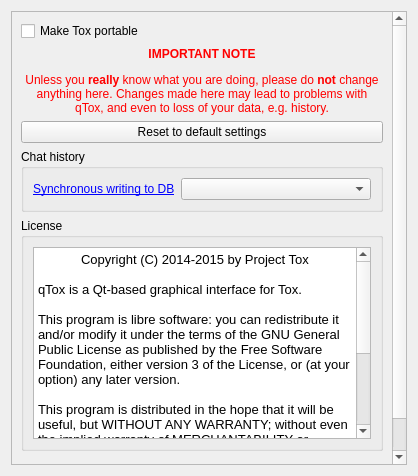
This is src/widget/form/settings/advancedsettings.ui in qTox/qTox as Qt 5 draws it before an edit. The edited form follows.
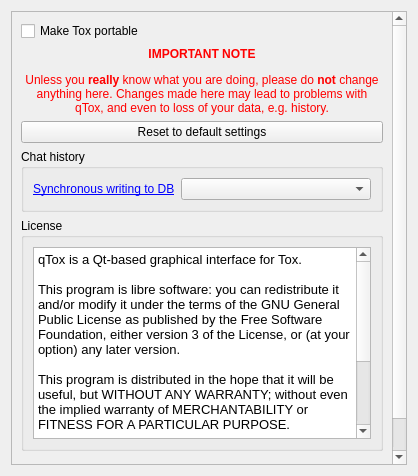
This is the edited form. Custom widgets are drawn as their Qt base class.

Commit message:
Fix incorrect copyright headers
The qTox Project is not associated with the Tox Project in any ways, with the exception of "qTox" using the Tox Projet's "toxcore" collection of libraries.
In particular, the Tox Projet does not own copyright over the qTox Project's "qTox" collection of software, source code, and assets.
The qTox Project's assets are under the sole copyright of the qTox contributors, and no partiular rights are granted to the Tox Project.

Patch:
```diff
--- a/src/widget/form/settings/advancedsettings.ui
+++ b/src/widget/form/settings/advancedsettings.ui
@@ -25,7 +25,7 @@
         <x>0</x>
         <y>0</y>
         <width>384</width>
-        <height>515</height>
+        <height>510</height>
        </rect>
       </property>
       <layout class="QVBoxLayout" name="verticalLayout_2">
@@ -122,20 +122,18 @@
              <string>&lt;!DOCTYPE HTML PUBLIC &quot;-//W3C//DTD HTML 4.0//EN&quot; &quot;http://www.w3.org/TR/REC-html40/strict.dtd&quot;&gt;
 &lt;html&gt;&lt;head&gt;&lt;meta name=&quot;qrichtext&quot; content=&quot;1&quot; /&gt;&lt;style type=&quot;text/css&quot;&gt;
 p, li { white-space: pre-wrap; }
-&lt;/style&gt;&lt;/head&gt;&lt;body style=&quot; font-family:'Ubuntu'; font-size:10pt; font-weight:400; font-style:normal;&quot;&gt;
-&lt;p align=&quot;center&quot; style=&quot; margin-top:0px; margin-bottom:0px; margin-left:0px; margin-right:0px; -qt-block-indent:0; text-indent:0px;&quot;&gt;Copyright (C) 2014-2015 by Project Tox&lt;/p&gt;
-&lt;p align=&quot;center&quot; style=&quot;-qt-paragraph-type:empty; margin-top:0px; margin-bottom:0px; margin-left:0px; margin-right:0px; -qt-block-indent:0; text-indent:0px;&quot;&gt;&lt;br /&gt;&lt;/p&gt;
-&lt;p style=&quot; margin-top:0px; margin-bottom:0px; margin-left:0px; margin-right:0px; -qt-block-indent:0; text-indent:0px;&quot;&gt;qTox is a Qt-based graphical interface for Tox.&lt;/p&gt;
-&lt;p style=&quot;-qt-paragraph-type:empty; margin-top:0px; margin-bottom:0px; margin-left:0px; margin-right:0px; -qt-block-indent:0; text-indent:0px;&quot;&gt;&lt;br /&gt;&lt;/p&gt;
-&lt;p style=&quot; margin-top:0px; margin-bottom:0px; margin-left:0px; margin-right:0px; -qt-block-indent:0; text-indent:0px;&quot;&gt;This program is libre software: you can redistribute it and/or modify it under the terms of the GNU General Public License as published by the Free Software Foundation, either version 3 of the License, or (at your option) any later version.&lt;/p&gt;
-&lt;p style=&quot;-qt-paragraph-type:empty; margin-top:0px; margin-bottom:0px; margin-left:0px; margin-right:0px; -qt-block-indent:0; text-indent:0px;&quot;&gt;&lt;br /&gt;&lt;/p&gt;
-&lt;p style=&quot; margin-top:0px; margin-bottom:0px; margin-left:0px; margin-right:0px; -qt-block-indent:0; text-indent:0px;&quot;&gt;This program is distributed in the hope that it will be useful, but WITHOUT ANY WARRANTY; without even the implied warranty of MERCHANTABILITY or FITNESS FOR A PARTICULAR PURPOSE.&lt;/p&gt;
-&lt;p style=&quot;-qt-paragraph-type:empty; margin-top:0px; margin-bottom:0px; margin-left:0px; margin-right:0px; -qt-block-indent:0; text-indent:0px;&quot;&gt;&lt;br /&gt;&lt;/p&gt;
-&lt;p style=&quot; margin-top:0px; margin-bottom:0px; margin-left:0px; margin-right:0px; -qt-block-indent:0; text-indent:0px;&quot;&gt;You should have received a copy of the GNU General Public License     along with this program.  If not, see &lt;a href=&quot;https://www.gnu.org/copyleft/gpl.html&quot;&gt;&lt;span style=&quot; text-decoration: underline; color:#007af4;&quot;&gt;https://www.gnu.org/copyleft/gpl.html&lt;/span&gt;&lt;/a&gt;.&lt;/p&gt;
-&lt;p style=&quot;-qt-paragraph-type:empty; margin-top:0px; margin-bottom:0px; margin-left:0px; margin-right:0px; -qt-block-indent:0; text-indent:0px;&quot;&gt;&lt;br /&gt;&lt;/p&gt;
-&lt;p style=&quot; margin-top:0px; margin-bottom:0px; margin-left:0px; margin-right:0px; -qt-block-indent:0; text-indent:0px;&quot;&gt;Author: &lt;a href=&quot;https://github.com/tux3&quot;&gt;&lt;span style=&quot; text-decoration: underline; color:#007af4;&quot;&gt;tux3&lt;/span&gt;&lt;/a&gt;&lt;/p&gt;
-&lt;p style=&quot; margin-top:0px; margin-bottom:0px; margin-left:0px; margin-right:0px; -qt-block-indent:0; text-indent:0px;&quot;&gt;Contributors: &lt;a href=&quot;https://github.com/tux3/qTox/graphs/contributors&quot;&gt;&lt;span style=&quot; text-decoration: underline; color:#007af4;&quot;&gt;see all on GitHub.com&lt;/span&gt;&lt;/a&gt;&lt;/p&gt;
-&lt;p style=&quot; margin-top:0px; margin-bottom:0px; margin-left:0px; margin-right:0px; -qt-block-indent:0; text-indent:0px;&quot;&gt;Known issues: &lt;a href=&quot;https://github.com/tux3/qTox/issues&quot;&gt;&lt;span style=&quot; text-decoration: underline; color:#007af4;&quot;&gt;see all on GitHub.com&lt;/span&gt;&lt;/a&gt;&lt;/p&gt;&lt;/body&gt;&lt;/html&gt;</string>
+&lt;/style&gt;&lt;/head&gt;&lt;body style=&quot; font-family:'Sans Serif'; font-size:9pt; font-weight:400; font-style:normal;&quot;&gt;
+&lt;p style=&quot; margin-top:0px; margin-bottom:0px; margin-left:0px; margin-right:0px; -qt-block-indent:0; text-indent:0px;&quot;&gt;&lt;span style=&quot; font-family:'Ubuntu'; font-size:10pt;&quot;&gt;qTox is a Qt-based graphical interface for Tox.&lt;/span&gt;&lt;/p&gt;
+&lt;p style=&quot;-qt-paragraph-type:empty; margin-top:0px; margin-bottom:0px; margin-left:0px; margin-right:0px; -qt-block-indent:0; text-indent:0px; font-family:'Ubuntu'; font-size:10pt;&quot;&gt;&lt;br /&gt;&lt;/p&gt;
+&lt;p style=&quot; margin-top:0px; margin-bottom:0px; margin-left:0px; margin-right:0px; -qt-block-indent:0; text-indent:0px;&quot;&gt;&lt;span style=&quot; font-family:'Ubuntu'; font-size:10pt;&quot;&gt;This program is libre software: you can redistribute it and/or modify it under the terms of the GNU General Public License as published by the Free Software Foundation, either version 3 of the License, or (at your option) any later version.&lt;/span&gt;&lt;/p&gt;
+&lt;p style=&quot;-qt-paragraph-type:empty; margin-top:0px; margin-bottom:0px; margin-left:0px; margin-right:0px; -qt-block-indent:0; text-indent:0px; font-family:'Ubuntu'; font-size:10pt;&quot;&gt;&lt;br /&gt;&lt;/p&gt;
+&lt;p style=&quot; margin-top:0px; margin-bottom:0px; margin-left:0px; margin-right:0px; -qt-block-indent:0; text-indent:0px;&quot;&gt;&lt;span style=&quot; font-family:'Ubuntu'; font-size:10pt;&quot;&gt;This program is distributed in the hope that it will be useful, but WITHOUT ANY WARRANTY; without even the implied warranty of MERCHANTABILITY or FITNESS FOR A PARTICULAR PURPOSE.&lt;/span&gt;&lt;/p&gt;
+&lt;p style=&quot;-qt-paragraph-type:empty; margin-top:0px; margin-bottom:0px; margin-left:0px; margin-right:0px; -qt-block-indent:0; text-indent:0px; font-family:'Ubuntu'; font-size:10pt;&quot;&gt;&lt;br /&gt;&lt;/p&gt;
+&lt;p style=&quot; margin-top:0px; margin-bottom:0px; margin-left:0px; margin-right:0px; -qt-block-indent:0; text-indent:0px;&quot;&gt;&lt;span style=&quot; font-family:'Ubuntu'; font-size:10pt;&quot;&gt;You should have received a copy of the GNU General Public License     along with this program.  If not, see &lt;/span&gt;&lt;a href=&quot;https://www.gnu.org/copyleft/gpl.html&quot;&gt;&lt;span style=&quot; font-family:'Ubuntu'; font-size:10pt; text-decoration: underline; color:#007af4;&quot;&gt;https://www.gnu.org/copyleft/gpl.html&lt;/span&gt;&lt;/a&gt;&lt;span style=&quot; font-family:'Ubuntu'; font-size:10pt;&quot;&gt;.&lt;/span&gt;&lt;/p&gt;
+&lt;p style=&quot;-qt-paragraph-type:empty; margin-top:0px; margin-bottom:0px; margin-left:0px; margin-right:0px; -qt-block-indent:0; text-indent:0px; font-family:'Ubuntu'; font-size:10pt;&quot;&gt;&lt;br /&gt;&lt;/p&gt;
+&lt;p style=&quot; margin-top:0px; margin-bottom:0px; margin-left:0px; margin-right:0px; -qt-block-indent:0; text-indent:0px;&quot;&gt;&lt;span style=&quot; font-family:'Ubuntu'; font-size:10pt;&quot;&gt;Author: &lt;/span&gt;&lt;a href=&quot;https://github.com/tux3&quot;&gt;&lt;span style=&quot; font-family:'Ubuntu'; font-size:10pt; text-decoration: underline; color:#007af4;&quot;&gt;tux3&lt;/span&gt;&lt;/a&gt;&lt;/p&gt;
+&lt;p style=&quot; margin-top:0px; margin-bottom:0px; margin-left:0px; margin-right:0px; -qt-block-indent:0; text-indent:0px;&quot;&gt;&lt;span style=&quot; font-family:'Ubuntu'; font-size:10pt;&quot;&gt;Contributors: &lt;/span&gt;&lt;a href=&quot;https://github.com/tux3/qTox/graphs/contributors&quot;&gt;&lt;span style=&quot; font-family:'Ubuntu'; font-size:10pt; text-decoration: underline; color:#007af4;&quot;&gt;see all on GitHub.com&lt;/span&gt;&lt;/a&gt;&lt;/p&gt;
+&lt;p style=&quot; margin-top:0px; margin-bottom:0px; margin-left:0px; margin-right:0px; -qt-block-indent:0; text-indent:0px;&quot;&gt;&lt;span style=&quot; font-family:'Ubuntu'; font-size:10pt;&quot;&gt;Known issues: &lt;/span&gt;&lt;a href=&quot;https://github.com/tux3/qTox/issues&quot;&gt;&lt;span style=&quot; font-family:'Ubuntu'; font-size:10pt; text-decoration: underline; color:#007af4;&quot;&gt;see all on GitHub.com&lt;/span&gt;&lt;/a&gt;&lt;/p&gt;&lt;/body&gt;&lt;/html&gt;</string>
             </property>
             <property name="searchPaths">
              <stringlist/>
```
The commit also changes 150 other files.
